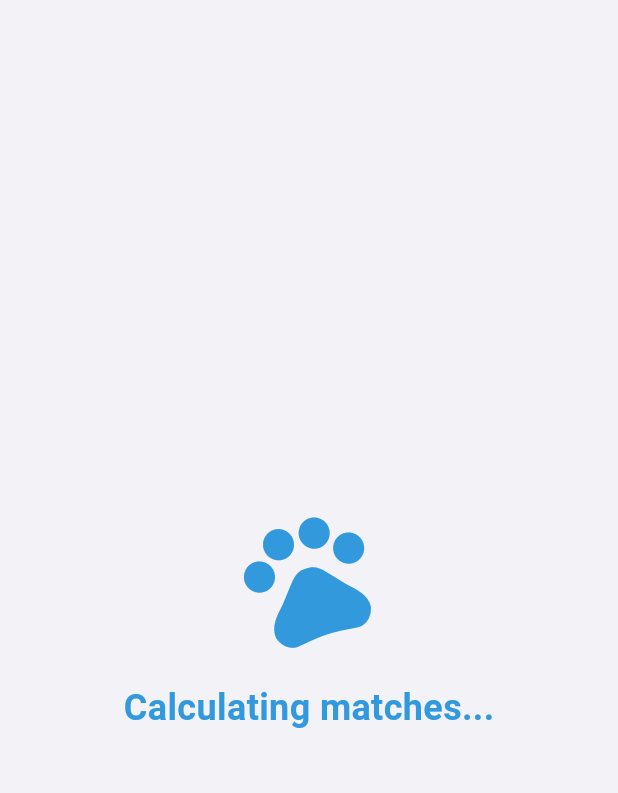
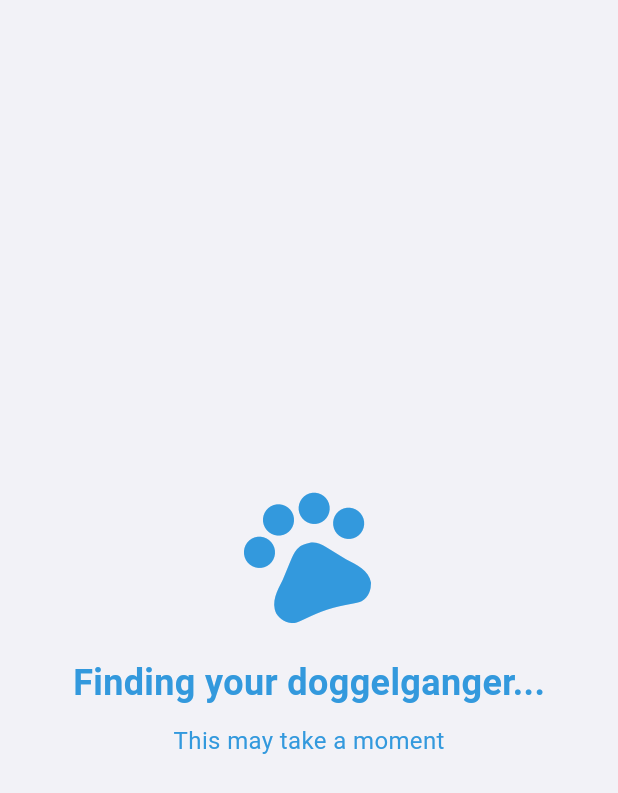
Before and after one commit to dan-jacobson/doggelganger_app, a Flutter app: the CalculatingView widget shown alone on an empty page, opened directly, on a phone screen of 412 x 824 dp. Shown: the top 793 px of the screen. Run offline on Flutter 3.47's test engine with Material 3 defaults, Android fonts, the phone set to English and light mode, and no system bars; our stand-ins replace carousel_slider, image_picker; Roboto replaces fonts that are missing (Chalkduster).

```diff
--- a/lib/widgets/calculating_view.dart
+++ b/lib/widgets/calculating_view.dart
@@ -42,10 +42,18 @@ class _CalculatingViewState extends State<CalculatingView>
           ),
           const SizedBox(height: 20),
           Text(
-            'Calculating matches...',
+            'Finding your doggelganger...',
             style: TextStyle(
               fontSize: 24,
               fontWeight: FontWeight.bold,
+              color: Theme.of(context).primaryColor,
+            ),
+          ),
+          const SizedBox(height: 10),
+          Text(
+            'This may take a moment',
+            style: TextStyle(
+              fontSize: 16,
               color: Theme.of(context).primaryColor,
             ),
           ),
--- a/lib/widgets/image_picker_button.dart
+++ b/lib/widgets/image_picker_button.dart
@@ -2,14 +2,16 @@ import 'package:flutter/material.dart';
 import 'package:image_picker/image_picker.dart';
 
 class ImagePickerButton extends StatelessWidget {
-  final Function(XFile?) onImageSelected;
+  final Function(XFile) onImageSelected;
 
   const ImagePickerButton({super.key, required this.onImageSelected, required IconData icon});
 
   Future<void> _pickImage() async {
     final ImagePicker picker = ImagePicker();
     final XFile? image = await picker.pickImage(source: ImageSource.gallery);
-    onImageSelected(image);
+    if (image != null) {
+      onImageSelected(image);
+    }
   }
 
   @override
```
Also changed, not shown: lib/screens/home_screen.dart (+16 -13 lines), lib/services/api_service.dart (added, +21 -0 lines).
